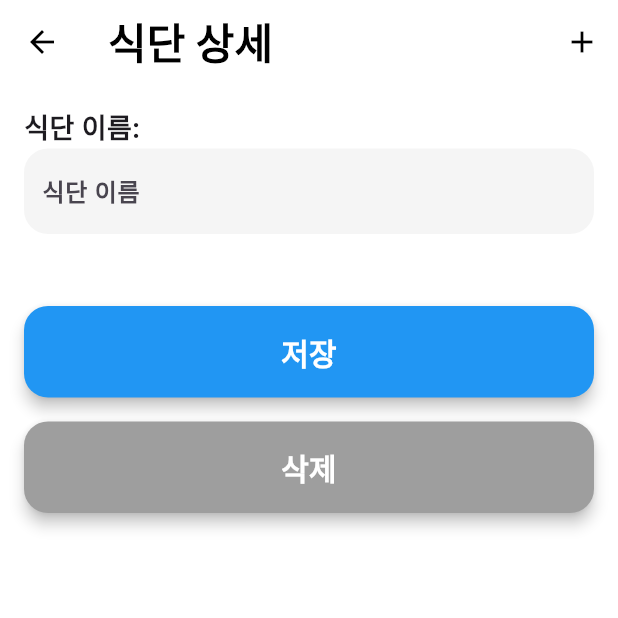
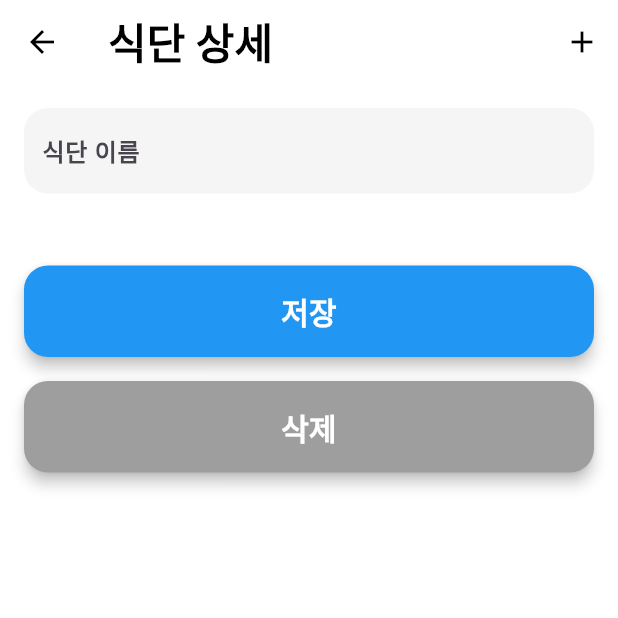
Before and after one commit to CBNU-younghun/OSS-TeamProject-app, a Flutter app: the DietDetailPage screen opened directly with empty values, on a phone screen of 412 x 824 dp, the top half of it. Run offline on Flutter 3.47's test engine with Material 3 defaults, Android fonts, the phone set to English and light mode, and no system bars; our stand-ins replace fl_chart, flutter_neumorphic_plus, shared_preferences; accounts and stored records are empty; Roboto replaces fonts that are missing (Bebas Neue).

Commit message:
중복되는 텍스트 수정

```diff
--- a/lib/diet/diet_detail_page.dart
+++ b/lib/diet/diet_detail_page.dart
@@ -472,14 +472,14 @@ class _DietDetailPageState extends State<DietDetailPage> {
         padding: EdgeInsets.all(16.0), // 전체 패딩 설정
         child: ListView(
           children: [
-            Text(
+            /*Text(
               '식단 이름:', // 식단 이름 레이블
               style: TextStyle(
                 fontFamily: 'Roboto', // 폰트 설정
                 fontSize: 18.0, // 글자 크기 설정
                 fontWeight: FontWeight.bold, // 글자 두께 설정
               ),
-            ),
+            ),*/
             _buildTextField(
               controller: nameController, // 식단 이름 텍스트 필드 컨트롤러 연결
               label: '식단 이름', // 텍스트 필드 라벨
@@ -510,7 +510,7 @@ class _DietDetailPageState extends State<DietDetailPage> {
                       ),
                       leftTitles: AxisTitles(
                         sideTitles: SideTitles(
-                          showTitles: true,
+                          showTitles: false, // Y축 타이틀 숨기기
                           reservedSize: 40,
                           getTitlesWidget: (value, _) {
                             return Text(
```
